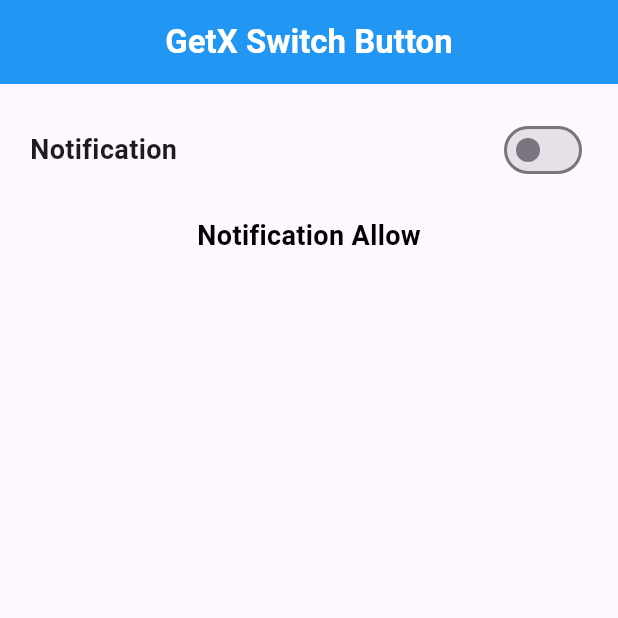
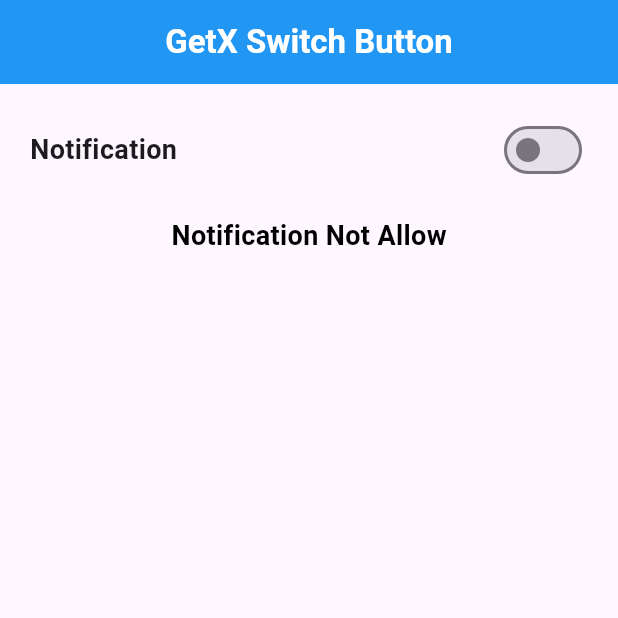
Before and after one commit to alhasann351/getx_switch_button, a Flutter app: the screen it shows after launch, on a phone screen of 412 x 824 dp, the top half of it. Run offline on Flutter 3.47's test engine with Material 3 defaults, Android fonts, the phone set to English and light mode, and no system bars; our stand-ins replace get.

Commit message:
switch-added-with-getx-also-change-text

```diff
--- a/lib/my_home_page.dart
+++ b/lib/my_home_page.dart
@@ -1,4 +1,6 @@
 import 'package:flutter/material.dart';
+import 'package:get/get.dart';
+import 'package:getx_switch_button/switch_controller.dart';
 
 class MyHomePage extends StatefulWidget {
   const MyHomePage({super.key});
@@ -8,6 +10,8 @@ class MyHomePage extends StatefulWidget {
 }
 
 class _MyHomePageState extends State<MyHomePage> {
+  final SwitchController switchController = Get.put(SwitchController());
+
   @override
   Widget build(BuildContext context) {
     return Scaffold(
@@ -37,19 +41,26 @@ class _MyHomePageState extends State<MyHomePage> {
                     fontWeight: FontWeight.bold,
                   ),
                 ),
-                Switch(
-                  value: false,
-                  onChanged: (value) {},
+                Obx(
+                  () => Switch(
+                    activeColor: Colors.blue,
+                    value: switchController.notification.value,
+                    onChanged: (value) {
+                      switchController.setNotification(value);
+                    },
+                  ),
                 ),
               ],
             ),
           ),
-          const Text(
-            'Notification Allow',
-            style: TextStyle(
-              fontWeight: FontWeight.bold,
-              fontSize: 18,
-              color: Colors.black,
+          Obx(
+            () => Text(
+              switchController.notification.value ? switchController.text.value : 'Notification Not Allow',
+              style: const TextStyle(
+                fontWeight: FontWeight.bold,
+                fontSize: 18,
+                color: Colors.black,
+              ),
             ),
           ),
         ],
--- /dev/null
+++ b/lib/switch_controller.dart
@@ -0,0 +1,11 @@
+import 'package:get/get.dart';
+
+class SwitchController extends GetxController{
+  RxBool notification = false.obs;
+  RxString text = 'Notification Not Allow'.obs;
+
+  setNotification(bool value){
+    notification.value = value;
+    text.value = 'Notification Allow';
+  }
+}
```
